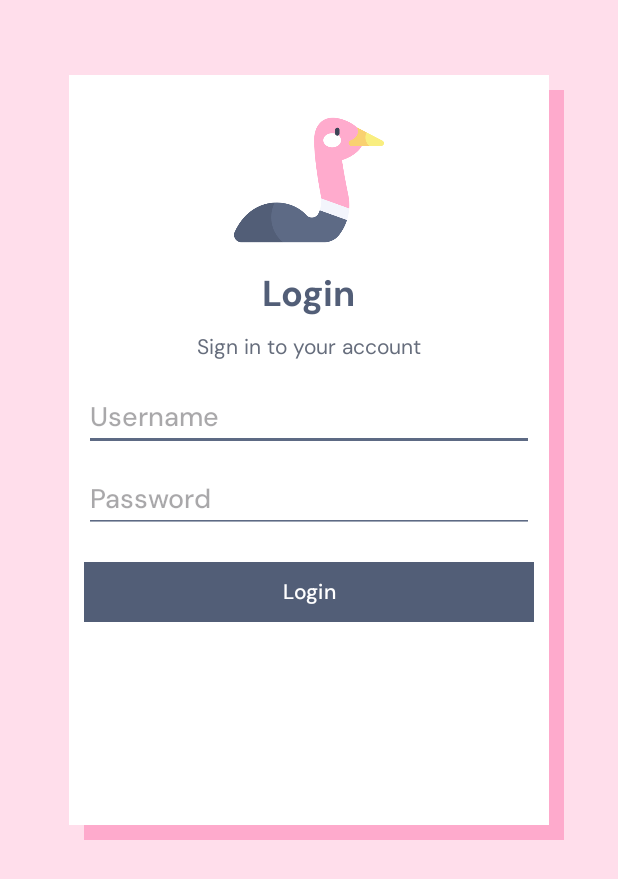
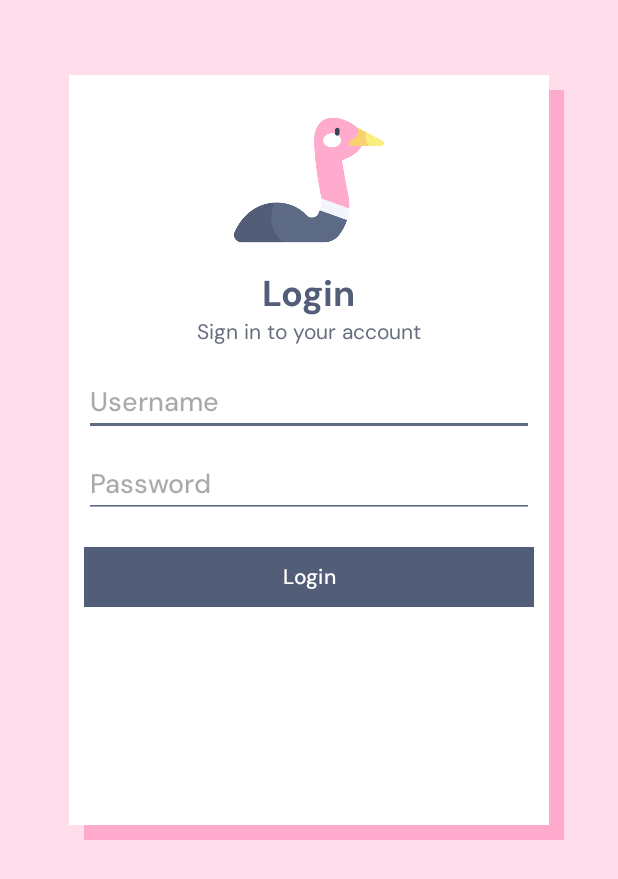
Before and after one commit to rckash/AndroidPracticeExercise4, an Android app: the layout activity_main.xml on its own in the app's theme, with its tools: preview values and no code run, on a phone screen of 412 x 824 dp. Shown: the top 879 px of the screen. Run offline under Robolectric (Android 15) with nearby library versions, the phone set to English and light mode, and no system bars.

Commit message:
adjusted login brief

```diff
--- a/app/src/main/res/layout/activity_main.xml
+++ b/app/src/main/res/layout/activity_main.xml
@@ -109,7 +109,6 @@
         android:id="@+id/textView_login_description"
         android:layout_width="wrap_content"
         android:layout_height="wrap_content"
-        android:layout_marginTop="10dp"
         android:fontFamily="@font/dm_sans"
         android:text="@string/app_sign_in_brief"
         android:textColor="#666D7C"
```
